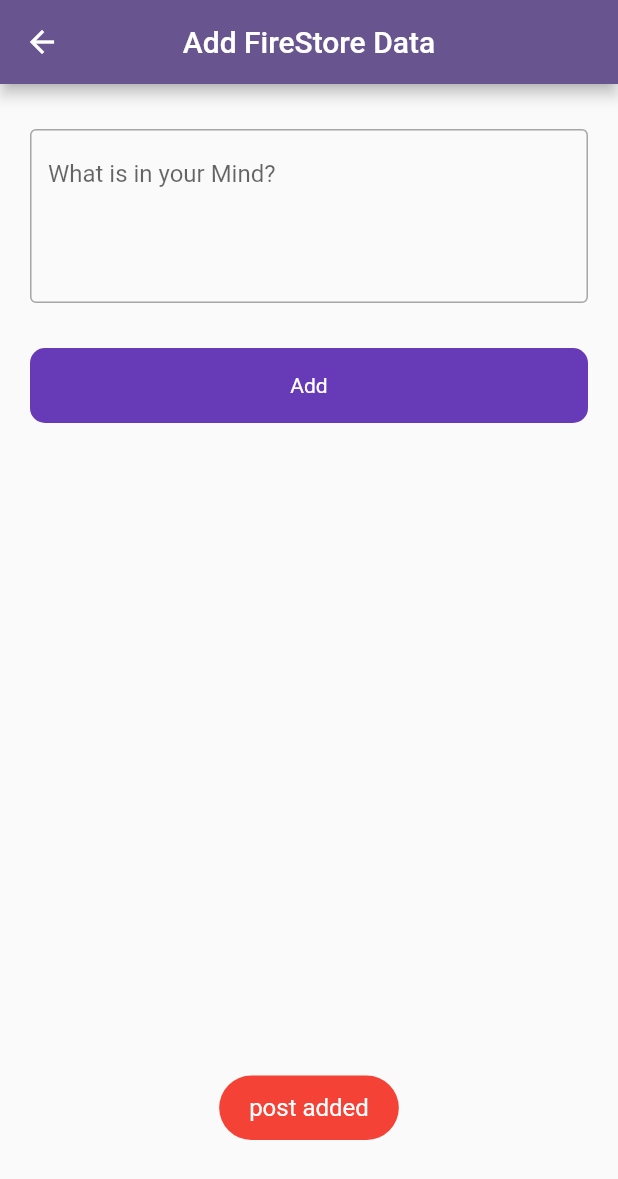
After one commit to arslanbalochashu/flutter_firebase, a Flutter app: the AddFireStoreDataScreen screen opened directly, after a tap on "Add", on a phone screen of 412 x 824 dp. The commit adds this screen. Shown: the top 1179 px of the screen. Run offline on Flutter 3.47's test engine with Material 2 defaults, Android fonts, the phone set to English and light mode, and no system bars; our stand-ins replace cloud_firestore, firebase_auth, firebase_core, firebase_database, firebase_storage, fluttertoast and 1 more; accounts and stored records are empty.

Commit message:
worked on firestore database and also on forgot password

```diff
--- a/lib/firebase_services/splash_services.dart
+++ b/lib/firebase_services/splash_services.dart
@@ -2,13 +2,9 @@
 import 'dart:async';
 import 'package:firebase_auth/firebase_auth.dart';
 import 'package:flutter/material.dart';
-import 'package:flutter_firebase/ui/firestore/firestore_list_screen.dart';
 import 'package:flutter_firebase/ui/posts/post_screen.dart';
-
 import '../ui/auth/login_screen.dart';
 class SplashServices {
-
-
 
   void isLogin (BuildContext context){
 
--- a/lib/ui/auth/login_with_phone_number.dart
+++ b/lib/ui/auth/login_with_phone_number.dart
@@ -67,7 +67,7 @@ class _LoginWithPhoneNumberState extends State<LoginWithPhoneNumber> {
                     });
                     Utils().toastMessage(e.toString());
                   },);
-            })
+            }),
           ],
         ),
       ),
--- /dev/null
+++ b/lib/ui/firestore/add_firestore_data.dart
@@ -0,0 +1,72 @@
+import 'package:cloud_firestore/cloud_firestore.dart';
+import 'package:firebase_database/firebase_database.dart';
+import 'package:flutter/material.dart';
+import 'package:flutter_firebase/utils/utils.dart';
+import 'package:flutter_firebase/widget/round_button.dart';
+
+class AddFireStoreDataScreen extends StatefulWidget {
+  const AddFireStoreDataScreen({Key? key}) : super(key: key);
+
+  @override
+  State<AddFireStoreDataScreen> createState() => _AddFireStoreDataScreenState();
+}
+
+class _AddFireStoreDataScreenState extends State<AddFireStoreDataScreen> {
+  final postController = TextEditingController();
+  bool loading = false;
+  final fireStore = FirebaseFirestore.instance.collection('users');
+  @override
+  Widget build(BuildContext context) {
+    return Scaffold(
+      appBar: AppBar(
+        title: const Text('Add FireStore Data'),
+        centerTitle: true,
+      ),
+      body: Padding(
+        padding: const EdgeInsets.symmetric(horizontal: 20.0),
+        child: Column(
+          children: [
+            SizedBox(
+              height: 30,
+            ),
+            TextFormField(
+              controller: postController,
+              maxLines: 4,
+              decoration: InputDecoration(
+                hintText: 'What is in your Mind?',
+                border: OutlineInputBorder(),
+              ),
+            ),
+            SizedBox(
+              height: 30,
+            ),
+            RoundButton(
+                loading: loading,
+                title: 'Add', onPress: (){
+              setState(() {
+                loading = true;
+              });
+              String id = DateTime.now().millisecondsSinceEpoch.toString();
+              fireStore.doc(id).set({
+                'title' :postController.text.toString(),
+                'id'  : id,
+              }).then((value){
+                Utils().toastMessage('post added');
+                setState(() {
+                  loading = false;
+                });
+              }).onError((error, stackTrace){
+                Utils().toastMessage(error.toString());
+                setState(() {
+                  loading = false;
+                });
+              });
+
+            }),
+          ],
+        ),
+      ),
+    );
+  }
+
+}
--- a/pubspec.yaml
+++ b/pubspec.yaml
@@ -37,10 +37,11 @@ dependencies:
   cupertino_icons: ^1.0.2
   firebase_core: ^2.15.1
   firebase_auth: ^4.8.0
-  cloud_firestore: ^4.9.0
   firebase_storage: ^11.2.6
   fluttertoast: ^8.2.2
   firebase_database: ^10.2.5
+  cloud_firestore: ^4.9.1
+  image_picker: ^1.0.4
 
 dev_dependencies:
   flutter_test:
```
Also changed, not shown: lib/ui/auth/login_screen.dart (+39 -4 lines), lib/ui/auth/signup_screen.dart (+4 -17 lines), lib/ui/firestore/firestore_list_screen.dart (added, +117 -0 lines), lib/ui/forgot_password.dart (added, +48 -0 lines), lib/ui/upload_image.dart (added, +109 -0 lines), pubspec.lock, 6 other files.
